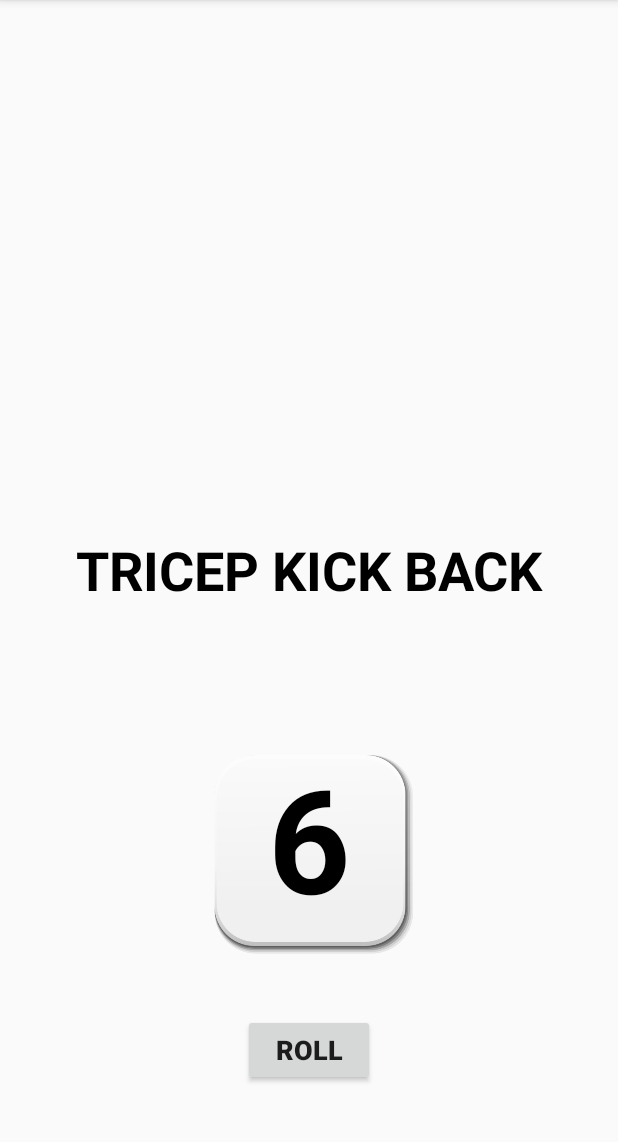
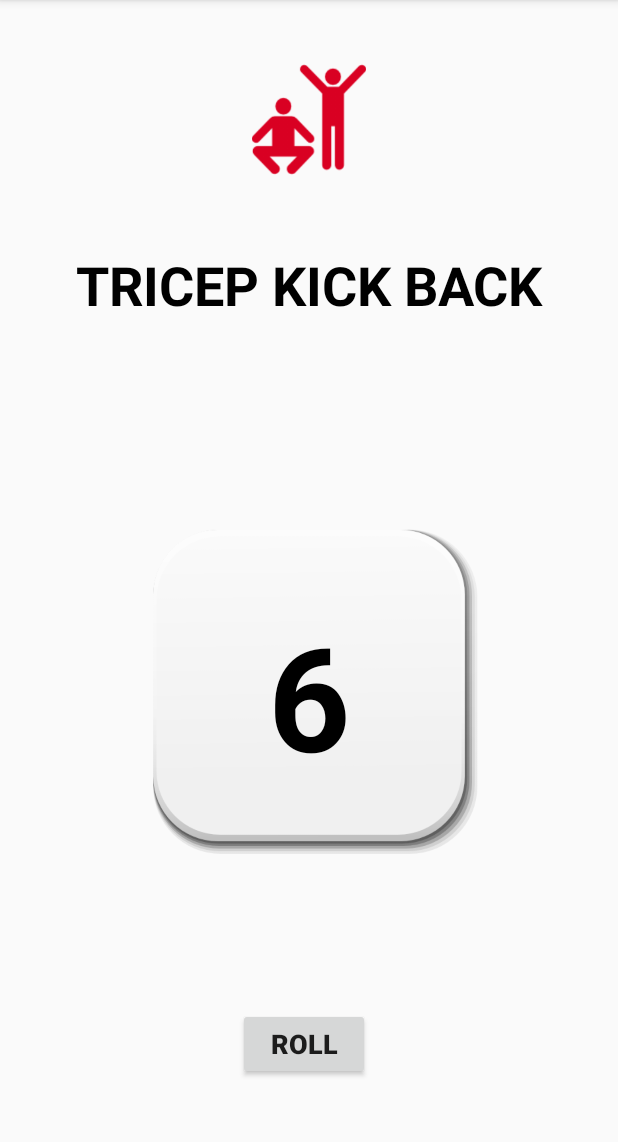
Before and after one commit to spkdroid/WorkoutDice, an Android app: the fragment DiceFragment placed in its activity, after a tap on "ROLL", on a phone screen of 412 x 824 dp, the part 84-1226 px from its top. Run offline under Robolectric (Android 15) with nearby library versions, the phone set to English and light mode, and no system bars; 1 statement that could not run was skipped.

Commit message:
Add DiceFragment implementation

```diff
--- a/app/src/main/java/com/dija/excercisedice/ui/main/DiceFragment.java
+++ b/app/src/main/java/com/dija/excercisedice/ui/main/DiceFragment.java
@@ -17,7 +17,6 @@ import com.dija.excercisedice.R;
 public class DiceFragment extends Fragment {
 
     private DiceViewModel mViewModel;
-    TextView mDiceTitle;
     TextView mActivityType;
     TextView mDiceNumber;
     Button RollHandler;
@@ -30,7 +29,6 @@ public class DiceFragment extends Fragment {
     public View onCreateView(@NonNull LayoutInflater inflater, @Nullable ViewGroup container,
                              @Nullable Bundle savedInstanceState) {
         View v = inflater.inflate(R.layout.dice_fragment, container, false);
-        mDiceTitle = v.findViewById(R.id.dicetype);
         mDiceNumber = v.findViewById(R.id.dicenumber);
         mActivityType = v.findViewById(R.id.actiontype);
         RollHandler = v.findViewById(R.id.rolldice);
@@ -42,17 +40,17 @@ public class DiceFragment extends Fragment {
         super.onActivityCreated(savedInstanceState);
         mViewModel = ViewModelProviders.of(this).get(DiceViewModel.class);
         // TODO: Use the ViewModel
+
         Bundle bundle = getArguments();
         final String diceType = bundle.getString("data");
-        mDiceTitle.setText(diceType);
 
         RollHandler.setOnClickListener(new View.OnClickListener() {
             @Override
             public void onClick(View view) {
-                  mDiceNumber.setText(mViewModel.generateRepetitionNumber()+"");
-                  mActivityType.setText(mViewModel.getExcersiseType(diceType));
+                mDiceNumber.setText(mViewModel.generateRepetitionNumber()+"");
+                mActivityType.setText(mViewModel.getExcersiseType(diceType));
             }
         });
-
+        RollHandler.performClick();
     }
 }
--- a/app/src/main/res/layout/dice_fragment.xml
+++ b/app/src/main/res/layout/dice_fragment.xml
@@ -7,64 +7,45 @@
     tools:context=".ui.main.DiceFragment"
     tools:layout_editor_absoluteY="81dp">
 
-    <TextView
-        android:id="@+id/dicetype"
-        android:layout_width="80dp"
-        android:layout_height="0dp"
-        android:layout_marginStart="26dp"
-        android:layout_marginTop="16dp"
-        android:layout_marginEnd="26dp"
-        android:layout_marginBottom="28dp"
-        android:text="Hello"
-        android:textStyle="bold"
-        app:layout_constraintBottom_toTopOf="@+id/actiontype"
-        app:layout_constraintEnd_toStartOf="@+id/rolldice"
-        app:layout_constraintStart_toStartOf="@+id/actiontype"
-        app:layout_constraintTop_toTopOf="parent"
-        android:visibility="invisible"
-        />
-
     <ImageView
         android:id="@+id/imageView"
-        android:layout_width="193dp"
-        android:layout_height="138dp"
-        android:layout_marginBottom="40dp"
+        android:layout_width="225dp"
+        android:layout_height="0dp"
+        android:layout_marginBottom="1dp"
         android:src="@drawable/die"
         app:layout_constraintBottom_toTopOf="@+id/rolldice"
         app:layout_constraintEnd_toEndOf="parent"
-        app:layout_constraintHorizontal_bias="0.502"
         app:layout_constraintStart_toStartOf="parent"
         app:layout_constraintTop_toBottomOf="@+id/actiontype" />
 
     <TextView
         android:id="@+id/dicenumber"
-        android:layout_width="184dp"
-        android:layout_height="154dp"
-        android:layout_marginTop="65dp"
-        android:layout_marginBottom="68dp"
+        android:layout_width="145dp"
+        android:layout_height="0dp"
+        android:layout_marginTop="21dp"
+        android:layout_marginBottom="9dp"
         android:gravity="center"
         android:text="1"
         android:textAlignment="center"
         android:textColor="@android:color/black"
         android:textSize="96sp"
         android:textStyle="bold"
-        app:layout_constraintBottom_toBottomOf="@+id/rolldice"
+        app:layout_constraintBottom_toTopOf="@+id/rolldice"
         app:layout_constraintEnd_toEndOf="parent"
         app:layout_constraintStart_toStartOf="parent"
-        app:layout_constraintTop_toBottomOf="@+id/actiontype"
-        app:layout_constraintVertical_bias="0.375" />
+        app:layout_constraintTop_toTopOf="@+id/imageView" />
 
     <Button
         android:id="@+id/rolldice"
         android:layout_width="wrap_content"
         android:layout_height="wrap_content"
-        android:layout_marginBottom="44dp"
+        android:layout_marginEnd="32dp"
+        android:layout_marginBottom="48dp"
         android:text="Roll"
         android:textSize="18sp"
         android:textStyle="bold"
         app:layout_constraintBottom_toBottomOf="parent"
-        app:layout_constraintEnd_toEndOf="parent"
-        app:layout_constraintStart_toStartOf="parent"
+        app:layout_constraintEnd_toEndOf="@+id/dicenumber"
         app:layout_constraintTop_toBottomOf="@+id/imageView" />
 
     <TextView
@@ -73,7 +54,7 @@
         android:layout_height="wrap_content"
         android:layout_marginStart="5dp"
         android:layout_marginEnd="5dp"
-        android:layout_marginBottom="94dp"
+        android:layout_marginBottom="29dp"
         android:gravity="center"
         android:text="Text"
         android:textColor="@android:color/black"
@@ -82,6 +63,18 @@
         app:layout_constraintBottom_toTopOf="@+id/imageView"
         app:layout_constraintEnd_toEndOf="parent"
         app:layout_constraintStart_toStartOf="parent"
-        app:layout_constraintTop_toBottomOf="@+id/dicetype" />
+        app:layout_constraintTop_toBottomOf="@+id/imageView3" />
+
+    <ImageView
+        android:id="@+id/imageView3"
+        android:layout_width="76dp"
+        android:layout_height="127dp"
+        android:layout_marginTop="16dp"
+        android:layout_marginBottom="22dp"
+        android:src="@drawable/gymicon"
+        app:layout_constraintBottom_toTopOf="@+id/actiontype"
+        app:layout_constraintEnd_toEndOf="parent"
+        app:layout_constraintStart_toStartOf="parent"
+        app:layout_constraintTop_toTopOf="parent" />
 
 </android.support.constraint.ConstraintLayout>
```
Also changed, not shown: app/src/main/res/drawable-v24/gymicon.png (added).
